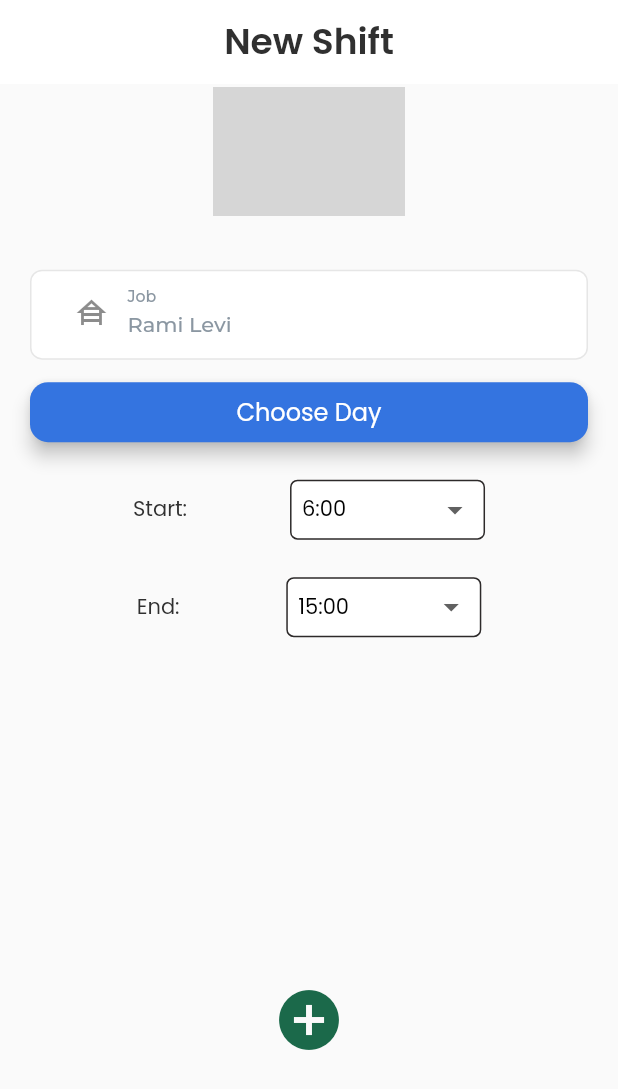
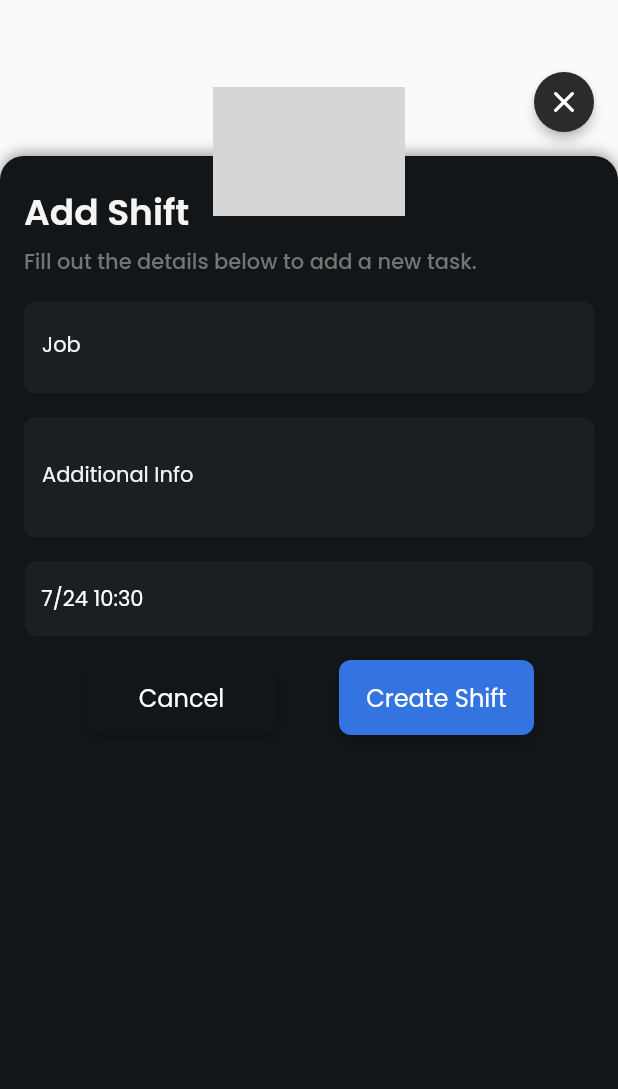
Before and after one commit to TimskiB/JobsApp, a Flutter app: the screen it shows after launch, item 2 of the bottom bar chosen, after a tap on "+ Add shift", on a phone screen of 412 x 824 dp. Shown: the top 1089 px of the screen. Run offline on Flutter 3.47's test engine with Material 2 defaults, Android fonts, the phone set to English and light mode, and no system bars; drawn by our look-alikes of auto_size_text; our stand-ins replace built_collection, built_value, cloud_firestore, firebase_core, flutter_datetime_picker, flutter_spinkit and 6 more; accounts and stored records are empty; generated files the repository leaves out were written again; network calls fail; grey boxes are pictures that could not be loaded.

Commit message:
Updating to latest FlutterFlow output.

```diff
--- a/lib/backend/schema/shifts_record.dart
+++ b/lib/backend/schema/shifts_record.dart
@@ -17,12 +17,15 @@ abstract class ShiftsRecord
   double get description;
 
   @nullable
+  DateTime get date;
+
+  @nullable
   @BuiltValueField(wireName: 'start_hour')
-  DateTime get startHour;
+  String get startHour;
 
   @nullable
   @BuiltValueField(wireName: 'end_hour')
-  DateTime get endHour;
+  String get endHour;
 
   @nullable
   @BuiltValueField(wireName: kDocumentReferenceField)
@@ -30,7 +33,9 @@ abstract class ShiftsRecord
 
   static void _initializeBuilder(ShiftsRecordBuilder builder) => builder
     ..job = ''
-    ..description = 0.0;
+    ..description = 0.0
+    ..startHour = ''
+    ..endHour = '';
 
   static CollectionReference get collection =>
       FirebaseFirestore.instance.collection('shifts');
@@ -52,13 +57,15 @@ abstract class ShiftsRecord
 Map<String, dynamic> createShiftsRecordData({
   String job,
   double description,
-  DateTime startHour,
-  DateTime endHour,
+  DateTime date,
+  String startHour,
+  String endHour,
 }) =>
     serializers.toFirestore(
         ShiftsRecord.serializer,
         ShiftsRecord((s) => s
           ..job = job
           ..description = description
+          ..date = date
           ..startHour = startHour
           ..endHour = endHour));
--- a/lib/home_page/home_page_widget.dart
+++ b/lib/home_page/home_page_widget.dart
@@ -2,7 +2,7 @@ import '../backend/backend.dart';
 import '../flutter_flow/flutter_flow_theme.dart';
 import '../flutter_flow/flutter_flow_util.dart';
 import '../flutter_flow/flutter_flow_widgets.dart';
-import '../new_shift/new_shift_widget.dart';
+import '../new_task_page/new_task_page_widget.dart';
 import 'package:flutter/material.dart';
 import 'package:flutter_spinkit/flutter_spinkit.dart';
 import 'package:font_awesome_flutter/font_awesome_flutter.dart';
@@ -180,10 +180,10 @@ class _HomePageWidgetState extends State<HomePageWidget> {
                           await Navigator.push(
                             context,
                             PageTransition(
-                              type: PageTransitionType.fade,
-                              duration: Duration(milliseconds: 500),
-                              reverseDuration: Duration(milliseconds: 500),
-                              child: NewShiftWidget(),
+                              type: PageTransitionType.bottomToTop,
+                              duration: Duration(milliseconds: 270),
+                              reverseDuration: Duration(milliseconds: 270),
+                              child: NewTaskPageWidget(),
                             ),
                           );
                         },
@@ -212,7 +212,7 @@ class _HomePageWidgetState extends State<HomePageWidget> {
                 child: StreamBuilder<List<ShiftsRecord>>(
                   stream: queryShiftsRecord(
                     queryBuilder: (shiftsRecord) =>
-                        shiftsRecord.orderBy('start_hour'),
+                        shiftsRecord.orderBy('date').orderBy('start_hour'),
                   ),
                   builder: (context, snapshot) {
                     // Customize what your widget looks like when it's loading.
@@ -301,7 +301,7 @@ class _HomePageWidgetState extends State<HomePageWidget> {
                                             padding: EdgeInsets.fromLTRB(
                                                 10, 0, 0, 0),
                                             child: Text(
-                                              '${dateTimeFormat('M/d H:m', listViewShiftsRecord.startHour)} - ${dateTimeFormat('M/d H:m', listViewShiftsRecord.endHour)}',
+                                              '${listViewShiftsRecord.startHour} - ${listViewShiftsRecord.endHour}',
                                               style: FlutterFlowTheme.bodyText1
                                                   .override(
                                                 fontFamily: 'Poppins',
--- a/lib/new_shift/new_shift_widget.dart
+++ b/lib/new_shift/new_shift_widget.dart
@@ -1,7 +1,9 @@
+import '../backend/backend.dart';
 import '../flutter_flow/flutter_flow_drop_down_template.dart';
 import '../flutter_flow/flutter_flow_theme.dart';
 import '../flutter_flow/flutter_flow_util.dart';
 import '../flutter_flow/flutter_flow_widgets.dart';
+import 'package:cloud_firestore/cloud_firestore.dart';
 import 'package:flutter/material.dart';
 import 'package:flutter_datetime_picker/flutter_datetime_picker.dart';
 import 'package:flutter_spinkit/flutter_spinkit.dart';
@@ -16,15 +18,15 @@ class NewShiftWidget extends StatefulWidget {
 
 class _NewShiftWidgetState extends State<NewShiftWidget> {
   DateTime datePicked = DateTime.now();
-  TextEditingController textController;
-  String dropDownValue1;
-  String dropDownValue2;
+  TextEditingController jobNameController;
+  String startSelectorValue;
+  String endSelectorValue;
   final scaffoldKey = GlobalKey<ScaffoldState>();
 
   @override
   void initState() {
     super.initState();
-    textController = TextEditingController(text: 'Rami Levi');
+    jobNameController = TextEditingController(text: 'Rami Levi');
   }
 
   @override
@@ -75,7 +77,7 @@ class _NewShiftWidgetState extends State<NewShiftWidget> {
                             child: Padding(
                               padding: EdgeInsets.fromLTRB(16, 0, 0, 0),
                               child: TextFormField(
-                                controller: textController,
+                                controller: jobNameController,
                                 obscureText: false,
                                 decoration: InputDecoration(
                                   labelText: 'Job',
@@ -183,7 +185,7 @@ class _NewShiftWidgetState extends State<NewShiftWidget> {
                             '22:00'
                           ],
                           onChanged: (value) {
-                            setState(() => dropDownValue1 = value);
+                            setState(() => startSelectorValue = value);
                           },
                           width: 130,
                           height: 40,
@@ -231,7 +233,7 @@ class _NewShiftWidgetState extends State<NewShiftWidget> {
                             '1:00'
                           ],
                           onChanged: (value) {
-                            setState(() => dropDownValue2 = value);
+                            setState(() => endSelectorValue = value);
                           },
                           width: 130,
                           height: 40,
@@ -256,8 +258,14 @@ class _NewShiftWidgetState extends State<NewShiftWidget> {
             Align(
               alignment: Alignment(0, 0.05),
               child: IconButton(
-                onPressed: () {
-                  print('IconButton pressed ...');
+                onPressed: () async {
+                  final shiftsCreateData = createShiftsRecordData(
+                    job: jobNameController.text,
+                    startHour: startSelectorValue,
+                    endHour: endSelectorValue,
+                    date: datePicked,
+                  );
+                  await ShiftsRecord.collection.doc().set(shiftsCreateData);
                 },
                 icon: Icon(
                   Icons.add_circle,
--- /dev/null
+++ b/lib/new_task_page/new_task_page_widget.dart
@@ -0,0 +1,337 @@
+import '../backend/backend.dart';
+import '../flutter_flow/flutter_flow_theme.dart';
+import '../flutter_flow/flutter_flow_util.dart';
+import '../flutter_flow/flutter_flow_widgets.dart';
+import 'package:cloud_firestore/cloud_firestore.dart';
+import 'package:flutter/material.dart';
+import 'package:flutter_datetime_picker/flutter_datetime_picker.dart';
+import 'package:flutter_spinkit/flutter_spinkit.dart';
+import 'package:google_fonts/google_fonts.dart';
+
+class NewTaskPageWidget extends StatefulWidget {
+  NewTaskPageWidget({Key key}) : super(key: key);
+
+  @override
+  _NewTaskPageWidgetState createState() => _NewTaskPageWidgetState();
+}
+
+class _NewTaskPageWidgetState extends State<NewTaskPageWidget> {
+  DateTime datePicked = DateTime.now();
+  TextEditingController descriptionController;
+  TextEditingController jobNameController;
+  final scaffoldKey = GlobalKey<ScaffoldState>();
+
+  @override
+  void initState() {
+    super.initState();
+    descriptionController = TextEditingController();
+    jobNameController = TextEditingController();
+  }
+
+  @override
+  Widget build(BuildContext context) {
+    return Scaffold(
+      key: scaffoldKey,
+      body: SafeArea(
+        child: Column(
+          mainAxisSize: MainAxisSize.max,
+          children: [
+            Padding(
+              padding: EdgeInsets.fromLTRB(0, 44, 12, 12),
+              child: Row(
+                mainAxisSize: MainAxisSize.max,
+                mainAxisAlignment: MainAxisAlignment.end,
+                children: [
+                  Card(
+                    clipBehavior: Clip.antiAliasWithSaveLayer,
+                    color: Color(0xFF2D2A2A),
+                    elevation: 3,
+                    shape: RoundedRectangleBorder(
+                      borderRadius: BorderRadius.circular(40),
+                    ),
+                    child: Padding(
+                      padding: EdgeInsets.fromLTRB(8, 8, 8, 8),
+                      child: Icon(
+                        Icons.close_rounded,
+                        color: Colors.white,
+                        size: 24,
+                      ),
+                    ),
+                  )
+                ],
+              ),
+            ),
+            Row(
+              mainAxisSize: MainAxisSize.max,
+              children: [
+                Material(
+                  color: Colors.transparent,
+                  elevation: 0,
+                  shape: RoundedRectangleBorder(
+                    borderRadius: BorderRadius.only(
+                      bottomLeft: Radius.circular(0),
+                      bottomRight: Radius.circular(0),
+                      topLeft: Radius.circular(16),
+                      topRight: Radius.circular(16),
+                    ),
+                  ),
+                  child: Container(
+                    width: MediaQuery.of(context).size.width,
+                    height: MediaQuery.of(context).size.height * 1,
+                    decoration: BoxDecoration(
+                      color: Color(0xFF131619),
+                      boxShadow: [
+                        BoxShadow(
+                          blurRadius: 7,
+                          color: Color(0x5D000000),
+                          offset: Offset(0, -2),
+                        )
+                      ],
+                      borderRadius: BorderRadius.only(
+                        bottomLeft: Radius.circular(0),
+                        bottomRight: Radius.circular(0),
+                        topLeft: Radius.circular(16),
+                        topRight: Radius.circular(16),
+                      ),
+                    ),
+                    child: Column(
+                      mainAxisSize: MainAxisSize.max,
+                      crossAxisAlignment: CrossAxisAlignment.center,
+                      children: [
+                        Padding(
+                          padding: EdgeInsets.fromLTRB(16, 20, 16, 0),
+                          child: Row(
+                            mainAxisSize: MainAxisSize.max,
+                            children: [
+                              Text(
+                                'Add Shift',
+                                style: FlutterFlowTheme.title1.override(
+                                  fontFamily: 'Poppins',
+                                  color: Color(0xFFF6F5F4),
+                                ),
+                              )
+                            ],
+                          ),
+                        ),
+                        Padding(
+                          padding: EdgeInsets.fromLTRB(16, 4, 16, 0),
+                          child: Row(
+                            mainAxisSize: MainAxisSize.max,
+                            children: [
+                              Text(
+                                'Fill out the details below to add a new task.',
+                                style: FlutterFlowTheme.subtitle1.override(
+                                  fontFamily: 'Poppins',
+                                  fontSize: 14,
+                                ),
+                              )
+                            ],
+                          ),
+                        ),
+                        Padding(
+                          padding: EdgeInsets.fromLTRB(16, 16, 16, 0),
+                          child: TextFormField(
+                            controller: jobNameController,
+                            obscureText: false,
+                            decoration: InputDecoration(
+                              labelText: 'Job',
+                              labelStyle: FlutterFlowTheme.bodyText1.override(
+                                fontFamily: 'Poppins',
+                                color: Color(0xFFF6F5F4),
+                              ),
+                              hintText: 'Enter your job here....',
+                              hintStyle: FlutterFlowTheme.bodyText1.override(
+                                fontFamily: 'Poppins',
+                                color: Color(0xFFF6F5F4),
+                              ),
+                              enabledBorder: OutlineInputBorder(
+                                borderSide: BorderSide(
+                                  color: Color(0xFF1A1F24),
+                                  width: 1,
+                                ),
+                                borderRadius: BorderRadius.only(
+                                  bottomLeft: Radius.circular(8),
+                                  bottomRight: Radius.circular(8),
+                                  topLeft: Radius.circular(8),
+                                  topRight: Radius.circular(8),
+                                ),
+                              ),
+                              focusedBorder: OutlineInputBorder(
+                                borderSide: BorderSide(
+                                  color: Color(0xFF1A1F24),
+                                  width: 1,
+                                ),
+                                borderRadius: BorderRadius.only(
+                                  bottomLeft: Radius.circular(8),
+                                  bottomRight: Radius.circular(8),
+                                  topLeft: Radius.circular(8),
+                                  topRight: Radius.circular(8),
+                                ),
+                              ),
+                              filled: true,
+                              fillColor: Color(0xFF1A1F24),
+                            ),
+                            style: FlutterFlowTheme.bodyText1.override(
+                              fontFamily: 'Poppins',
+                              color: FlutterFlowTheme.tertiaryColor,
+                            ),
+                          ),
+                        ),
+                        Padding(
+                          padding: EdgeInsets.fromLTRB(16, 16, 16, 0),
+                          child: TextFormField(
+                            controller: descriptionController,
+                            obscureText: false,
+                            decoration: InputDecoration(
+                              labelText: 'Additional Info',
+                              labelStyle: FlutterFlowTheme.bodyText1.override(
+                                fontFamily: 'Poppins',
+                                color: Color(0xFFF6F5F4),
+                              ),
+                              hintText: 'Enter your job here....',
+                              hintStyle: FlutterFlowTheme.bodyText1.override(
+                                fontFamily: 'Poppins',
+                                color: Color(0xFFF6F5F4),
+                              ),
+                              enabledBorder: OutlineInputBorder(
+                                borderSide: BorderSide(
+                                  color: Color(0xFF1A1F24),
+                                  width: 1,
+                                ),
+                                borderRadius: BorderRadius.only(
+                                  bottomLeft: Radius.circular(8),
+                                  bottomRight: Radius.circular(8),
+                                  topLeft: Radius.circular(8),
+                                  topRight: Radius.circular(8),
+                                ),
+                              ),
+                              focusedBorder: OutlineInputBorder(
+                                borderSide: BorderSide(
+                                  color: Color(0xFF1A1F24),
+                                  width: 1,
+                                ),
+                                borderRadius: BorderRadius.only(
+                                  bottomLeft: Radius.circular(8),
+                                  bottomRight: Radius.circular(8),
+                                  topLeft: Radius.circular(8),
+                                  topRight: Radius.circular(8),
+                                ),
+                              ),
+                              filled: true,
+                              fillColor: Color(0xFF1A1F24),
+                            ),
+                            style: FlutterFlowTheme.bodyText1.override(
+                              fontFamily: 'Poppins',
+                              color: FlutterFlowTheme.tertiaryColor,
+                            ),
+                            textAlign: TextAlign.start,
+                            maxLines: 2,
+                          ),
+                        ),
+                        Padding(
+                          padding: EdgeInsets.fromLTRB(16, 16, 16, 0),
+                          child: InkWell(
+                            onTap: () async {
+                              await DatePicker.showDatePicker(context,
+                                  showTitleActions: true, onConfirm: (date) {
+                                setState(() => datePicked = date);
+                              }, currentTime: DateTime.now());
+                            },
+                            child: Container(
+                              width: MediaQuery.of(context).size.width * 0.92,
+                              height: 50,
+                              decoration: BoxDecoration(
+                                color: Color(0xFF1A1F24),
+                                borderRadius: BorderRadius.circular(8),
+                                border: Border.all(
+                                  color: Color(0xFF1A1F24),
+                                  width: 1,
+                                ),
+                              ),
+                              child: Padding(
+                                padding: EdgeInsets.fromLTRB(10, 14, 0, 0),
+                                child: Text(
+                                  dateTimeFormat('M/d H:m', datePicked),
+                                  style: FlutterFlowTheme.bodyText1.override(
+                                    fontFamily: 'Poppins',
+                                    color: FlutterFlowTheme.tertiaryColor,
+                                  ),
+                                ),
+                              ),
+                            ),
+                          ),
+                        ),
+                        Padding(
+                          padding: EdgeInsets.fromLTRB(16, 16, 16, 0),
+                          child: Row(
+                            mainAxisSize: MainAxisSize.max,
+                            mainAxisAlignment: MainAxisAlignment.spaceEvenly,
+                            children: [
+                              FFButtonWidget(
+                                onPressed: () async {
+                                  Navigator.pop(context);
+                                },
+                                text: 'Cancel',
+                                options: FFButtonOptions(
+                                  width: 130,
+                                  height: 50,
+                                  color: Color(0xFF131619),
+                                  textStyle:
+                                      FlutterFlowTheme.subtitle2.override(
+                                    fontFamily: 'Poppins',
+                                    color: Colors.white,
+                                  ),
+                                  borderSide: BorderSide(
+                                    color: Colors.transparent,
+                                    width: 1,
+                                  ),
+                                  borderRadius: 12,
+                                ),
+                              ),
+                              FFButtonWidget(
+                                onPressed: () async {
+                                  final shiftsCreateData =
+                                      createShiftsRecordData(
+                                    job: jobNameController.text,
+                                    description: double.parse(
+                                        descriptionController.text),
+                                    date: datePicked,
+                                  );
+                                  await ShiftsRecord.collection
+                                      .doc()
+                                      .set(shiftsCreateData);
+                                  Navigator.pop(context);
+                                },
+                                text: 'Create Shift',
+                                options: FFButtonOptions(
+                                  width: 130,
+                                  height: 50,
+                                  color: FlutterFlowTheme.primaryColor,
+                                  textStyle:
+                                      FlutterFlowTheme.subtitle2.override(
+                                    fontFamily: 'Poppins',
+                                    color: Colors.white,
+                                  ),
+                                  elevation: 3,
+                                  borderSide: BorderSide(
+                                    color: Colors.transparent,
+                                    width: 1,
+                                  ),
+                                  borderRadius: 8,
+                                ),
+                              )
+                            ],
+                          ),
+                        )
+                      ],
+                    ),
+                  ),
+                )
+              ],
+            )
+          ],
+        ),
+      ),
+    );
+  }
+}
--- a/pubspec.yaml
+++ b/pubspec.yaml
@@ -36,6 +36,7 @@ dependencies:
   intl:
   json_serializable: ^3.5.1
   page_transition:
+  table_calendar: ^2.3.3
   timeago:
   url_launcher:
 
```
Also changed, not shown: lib/flutter_flow/flutter_flow_calendar.dart (added, +297 -0 lines), lib/schedule/schedule_widget.dart (+30 -0 lines).
